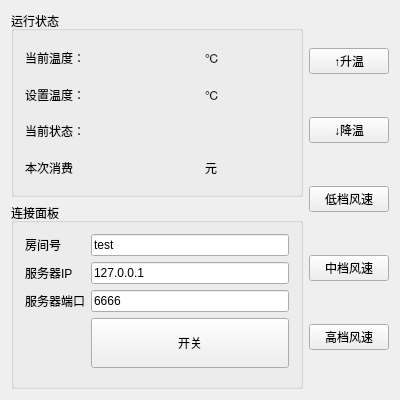
Joxon/aircond-client, file mainwindow.ui: the form before one commit.
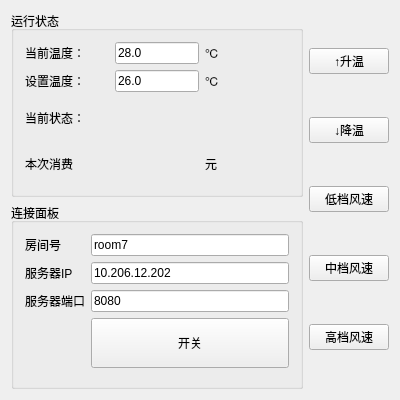
The form after the commit.

Commit message: changed temperature labels to lineEdits

Patch:
```diff
--- a/mainwindow.ui
+++ b/mainwindow.ui
@@ -58,13 +58,6 @@
              </property>
             </widget>
            </item>
-           <item row="0" column="1">
-            <widget class="QLabel" name="cur_temperature_label">
-             <property name="text">
-              <string/>
-             </property>
-            </widget>
-           </item>
            <item row="0" column="2">
             <widget class="QLabel" name="label_2">
              <property name="text">
@@ -86,13 +79,6 @@
              </property>
             </widget>
            </item>
-           <item row="1" column="1">
-            <widget class="QLabel" name="set_temperature_label">
-             <property name="text">
-              <string/>
-             </property>
-            </widget>
-           </item>
            <item row="3" column="0">
             <widget class="QLabel" name="label_5">
              <property name="text">
@@ -114,6 +100,32 @@
              </property>
             </widget>
            </item>
+           <item row="0" column="1">
+            <widget class="QLineEdit" name="lineEditCurrentTemp">
+             <property name="sizePolicy">
+              <sizepolicy hsizetype="Ignored" vsizetype="Fixed">
+               <horstretch>0</horstretch>
+               <verstretch>0</verstretch>
+              </sizepolicy>
+             </property>
+             <property name="text">
+              <string>28.0</string>
+             </property>
+            </widget>
+           </item>
+           <item row="1" column="1">
+            <widget class="QLineEdit" name="lineEditSettingTemp">
+             <property name="sizePolicy">
+              <sizepolicy hsizetype="Ignored" vsizetype="Fixed">
+               <horstretch>0</horstretch>
+               <verstretch>0</verstretch>
+              </sizepolicy>
+             </property>
+             <property name="text">
+              <string>26.0</string>
+             </property>
+            </widget>
+           </item>
           </layout>
          </item>
         </layout>
@@ -144,14 +156,14 @@
            <item row="0" column="1">
             <widget class="QLineEdit" name="lineEditRoomID">
              <property name="text">
-              <string>test</string>
+              <string>room7</string>
              </property>
             </widget>
            </item>
            <item row="1" column="1">
             <widget class="QLineEdit" name="lineEditServerIP">
              <property name="text">
-              <string>127.0.0.1</string>
+              <string>10.206.12.202</string>
              </property>
             </widget>
            </item>
@@ -174,7 +186,7 @@
            <item row="2" column="1">
             <widget class="QLineEdit" name="lineEditServerPort">
              <property name="text">
-              <string>6666</string>
+              <string>8080</string>
              </property>
             </widget>
            </item>
```
The commit also changes 1 other file.
